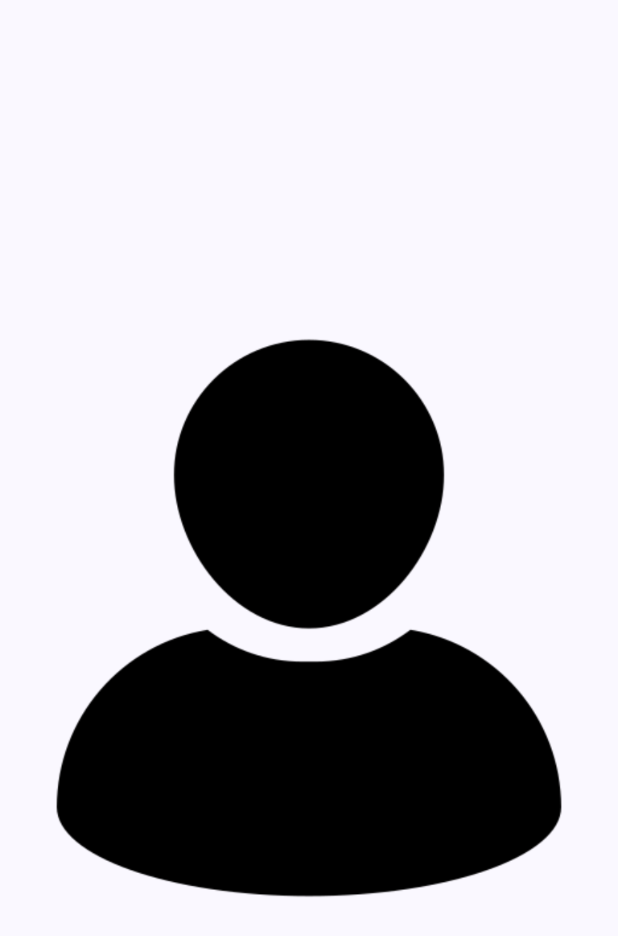
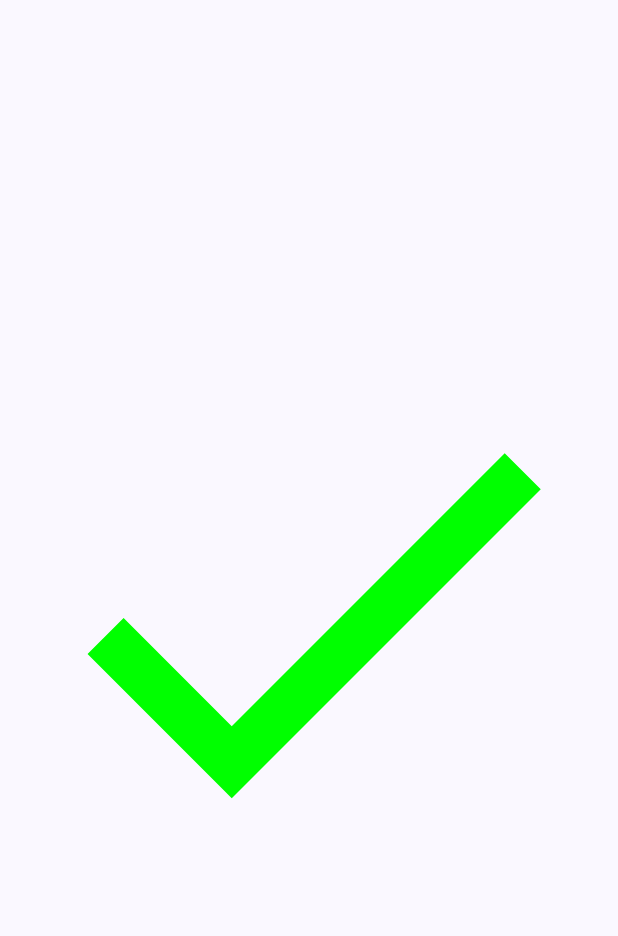
Before and after one commit to ProfFelipeIgansi/ImageExemple, an Android app built with Jetpack Compose: the screen it shows after launch (MainActivity), on a phone screen of 412 x 824 dp. Shown: the top 936 px of the screen. Run offline under Robolectric (Android 15) with nearby library versions, the phone set to English and light mode, and no system bars.

Commit message:
Adicao de icones padroes

```diff
--- a/app/src/main/java/com/example/imageexemple/MainActivity.kt
+++ b/app/src/main/java/com/example/imageexemple/MainActivity.kt
@@ -4,20 +4,19 @@ import android.os.Bundle
 import androidx.activity.ComponentActivity
 import androidx.activity.compose.setContent
 import androidx.activity.enableEdgeToEdge
-import androidx.compose.foundation.Image
 import androidx.compose.foundation.layout.Box
 import androidx.compose.foundation.layout.PaddingValues
 import androidx.compose.foundation.layout.fillMaxSize
 import androidx.compose.foundation.layout.padding
 import androidx.compose.foundation.layout.size
+import androidx.compose.material.icons.Icons
+import androidx.compose.material.icons.filled.Done
 import androidx.compose.material3.Icon
 import androidx.compose.material3.Scaffold
 import androidx.compose.runtime.Composable
 import androidx.compose.ui.Alignment
 import androidx.compose.ui.Modifier
 import androidx.compose.ui.graphics.Color
-import androidx.compose.ui.layout.ContentScale
-import androidx.compose.ui.res.painterResource
 import androidx.compose.ui.tooling.preview.Preview
 import androidx.compose.ui.unit.dp
 import com.example.imageexemple.ui.theme.ImageExempleTheme
@@ -42,17 +41,17 @@ class MainActivity : ComponentActivity() {
                 .padding(innerPadding)
                 .fillMaxSize(), contentAlignment = Alignment.Center
         ) {
-            Image(
+/*            Image(
                 painter = painterResource(id = R.drawable.login_avatar),
                 contentDescription = "",
                 contentScale = ContentScale.Inside
+            )*/
+            Icon(
+                Icons.Filled.Done,
+                contentDescription = "",
+                tint = Color.Green,
+                modifier = Modifier.size(500.dp)
             )
-          /*  Icon(
-                painter = painterResource(id = R.drawable.jetpack_compose_image),
-                contentDescription = "",
-                tint = Color.Blue,
-                modifier = Modifier.size(500.dp)
-            )*/
         }
     }
 
```
